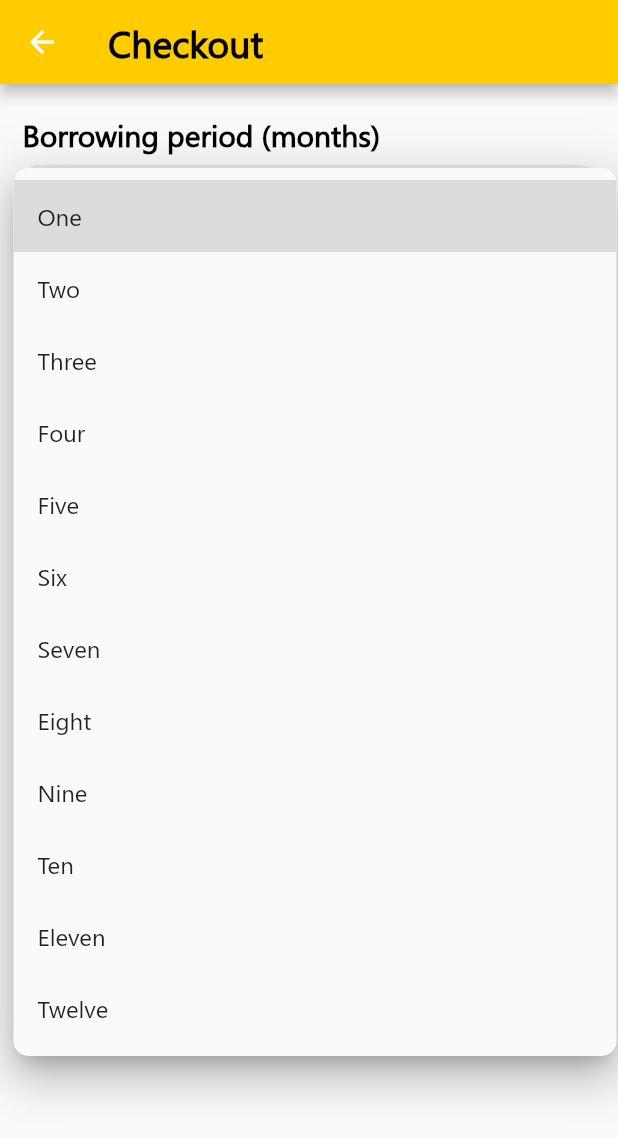
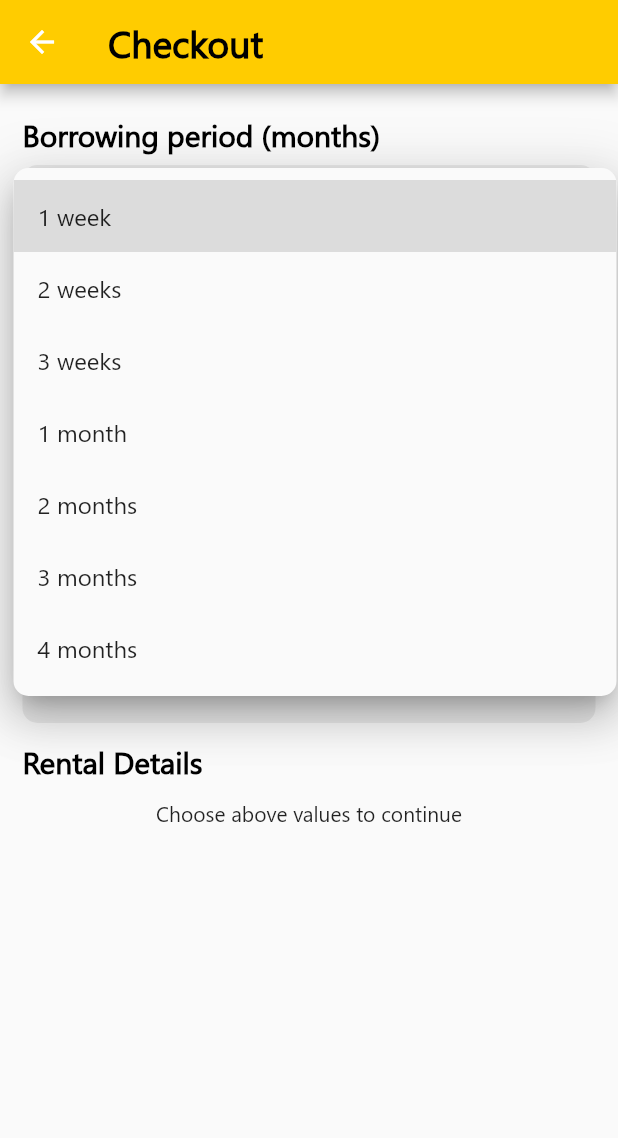
Before and after one commit to BooxWoox/BooxWoox-App-Cloud, a Flutter app: the Checkout screen opened by its route, after a tap on "Select number of months", on a phone screen of 412 x 824 dp. Shown: the top 1138 px of the screen. Run offline on Flutter 3.47's test engine with Material 2 defaults, Android fonts, the light colour scheme and no system bars; our stand-ins replace awesome_notifications, chat_bubbles, cloud_firestore, dio, firebase_auth, firebase_core and 20 more; missing offline and left inert: badge_flutter, flutter_barcode_scanner, flutter_dropdown, images_picker, paginate_firestore, pagination and 4 more; accounts and stored records are empty.

Commit message:
weeks/months in borrowing period changes

```diff
--- a/lib/UI/Payment/checkout.dart
+++ b/lib/UI/Payment/checkout.dart
@@ -30,18 +30,13 @@ class _CheckoutState extends State<Checkout> {
   }
 
   Map<String, int> months = {
-    'One': 1,
-    'Two': 2,
-    'Three': 3,
-    'Four': 4,
-    'Five': 5,
-    'Six': 6,
-    'Seven': 7,
-    'Eight': 8,
-    'Nine': 9,
-    'Ten': 10,
-    'Eleven': 11,
-    'Twelve': 12,
+    '1 week': 7,
+    '2 weeks': 14,
+    '3 weeks': 21,
+    '1 month': 30,
+    '2 months': 60,
+    '3 months': 90,
+    '4 months': 120,
   };
 
   List<String> city = ['Ahmedabad'];
```
Also changed, not shown: pubspec.lock.
